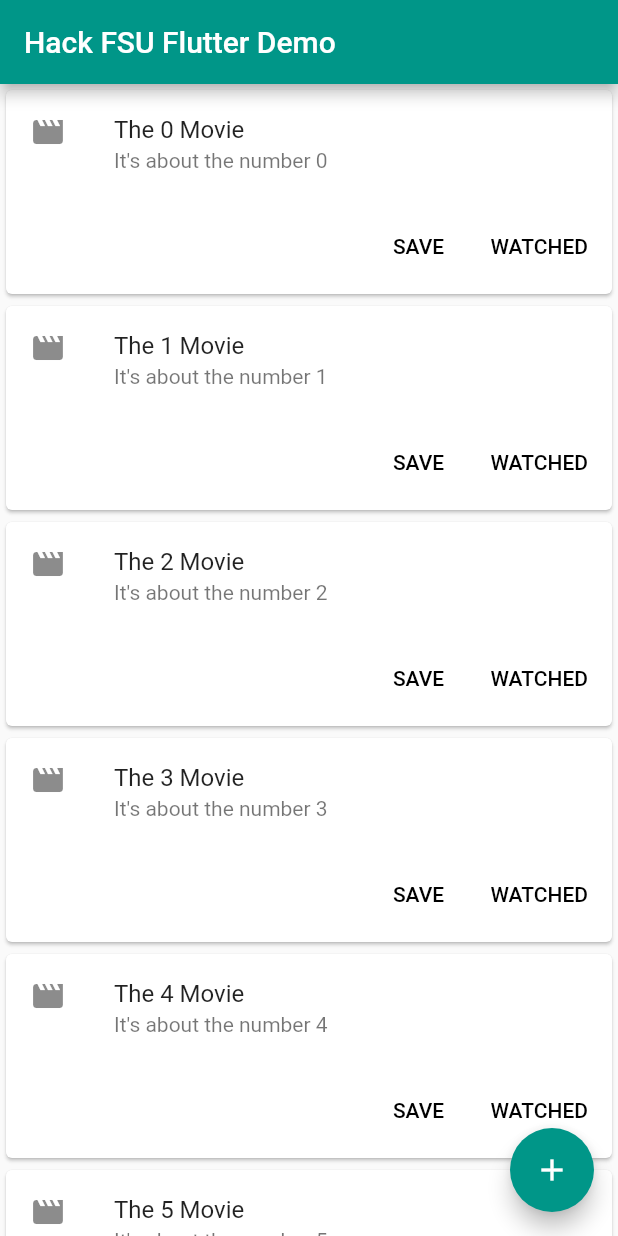
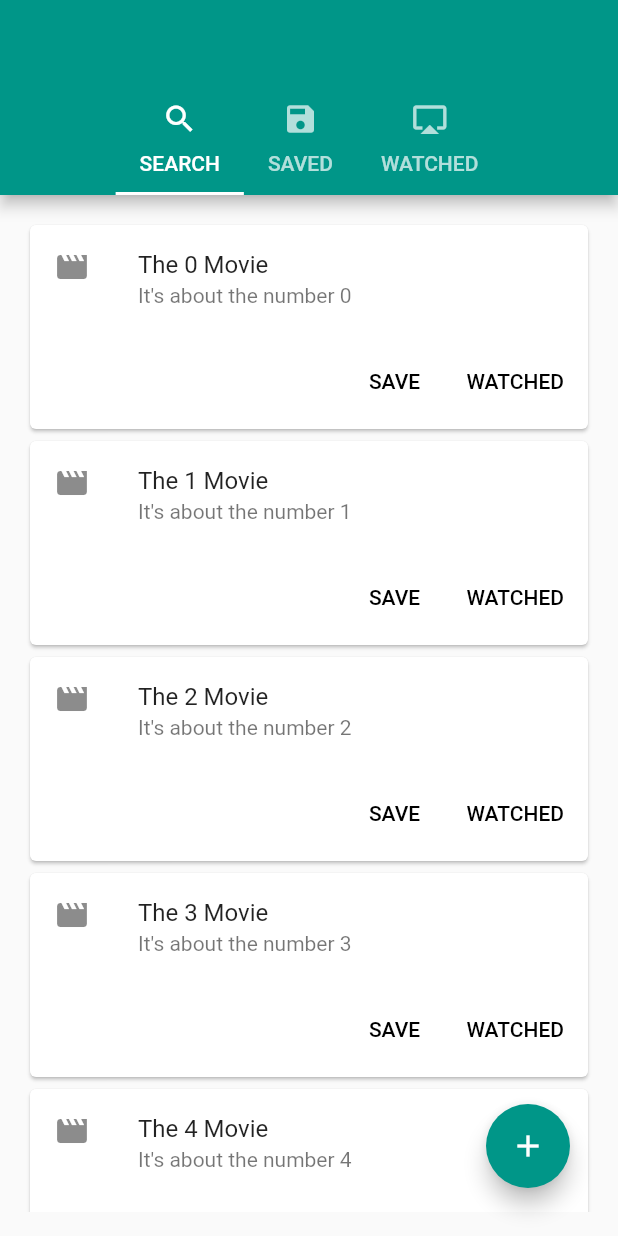
Before and after one commit to ereio/flutter-demo, a Flutter app: the screen it shows after launch, on a phone screen of 412 x 824 dp. Run offline on Flutter 3.47's test engine with Material 2 defaults, Android fonts, the phone set to English and light mode, and no system bars.

Commit message:
almost there

```diff
--- a/lib/main.dart
+++ b/lib/main.dart
@@ -2,6 +2,19 @@ import 'package:flutter/material.dart';
 import './model/Movie.dart';
 
 void main() => runApp(new MyApp());
+
+
+class Choice {
+  const Choice({ this.title, this.icon });
+  final String title;
+  final IconData icon;
+}
+
+const List<Choice> choices = const <Choice>[
+  const Choice(title: 'SEARCH', icon: Icons.search),
+  const Choice(title: 'SAVED', icon: Icons.save),
+  const Choice(title: 'WATCHED', icon: Icons.airplay),
+];
 
 class MyApp extends StatelessWidget {
   // This widget is the movie of your application.
@@ -12,11 +25,35 @@ class MyApp extends StatelessWidget {
       theme: new ThemeData(
         primarySwatch: Colors.teal,
       ),
-      home: new MyHomePage(title: 'Hack FSU Flutter Demo'),
+      home: new DefaultTabController(
+        length: choices.length,
+        child: new Scaffold(
+          appBar: new AppBar(
+            bottom: new TabBar(
+              isScrollable: true,
+              tabs: choices.map((Choice choice) {
+                return new Tab(
+                  text: choice.title,
+                  icon: new Icon(choice.icon),
+                );
+              }).toList(),
+            ),
+          ),
+          body: new TabBarView(
+            children: choices.map((Choice choice) {
+              return new Padding(
+                padding: const EdgeInsets.all(16.0),
+                child: new MyHomePage()
+              );
+            }).toList(),
+          ),
+        ),
+      ),
     );
   }
 }
 
+// home: new MyHomePage(title: 'Hack FSU Flutter Demo'),
 class MyHomePage extends StatefulWidget {
   MyHomePage({Key key, this.title}) : super(key: key);
 
@@ -24,23 +61,6 @@ class MyHomePage extends StatefulWidget {
 
   @override
   _MyHomePageState createState() => new _MyHomePageState();
-}
-
-
-class MovieItem extends StatelessWidget {
-  const MovieItem(this.movie);
-
-  final Movie movie;
-
-  Widget _buildTiles(Movie movie) {
-    if (movie.title.isNotEmpty)
-      return new ListTile(title: new Text(movie.title));
-  }
-
-  @override
-  Widget build(BuildContext context) {
-    return _buildTiles(movie);
-  }
 }
 
 class _MyHomePageState extends State<MyHomePage> {
@@ -88,23 +108,11 @@ class _MyHomePageState extends State<MyHomePage> {
         ),
       );
   }
-  // Column is also layout widget. It takes a list of children and
-  // arranges them vertically. By default, it sizes itself to fit its
-  // children horizontally, and tries to be as tall as its parent.
-
-  // Column has various properties to control how it sizes itself and
-  // how it positions its children. Here we use mainAxisAlignment to
-  // center the children vertically; the main axis here is the vertical
-  // axis because Columns are vertical (the cross axis would be
-  // horizontal).
 
   @override
   Widget build(BuildContext context) {
 
     return new Scaffold(
-      appBar: new AppBar(
-        title: new Text(widget.title),
-      ),
       body: new Center(
         child:  new ListView(
             children: _movieList.map((movie) => buildMovieCard(movie)).toList()
```
